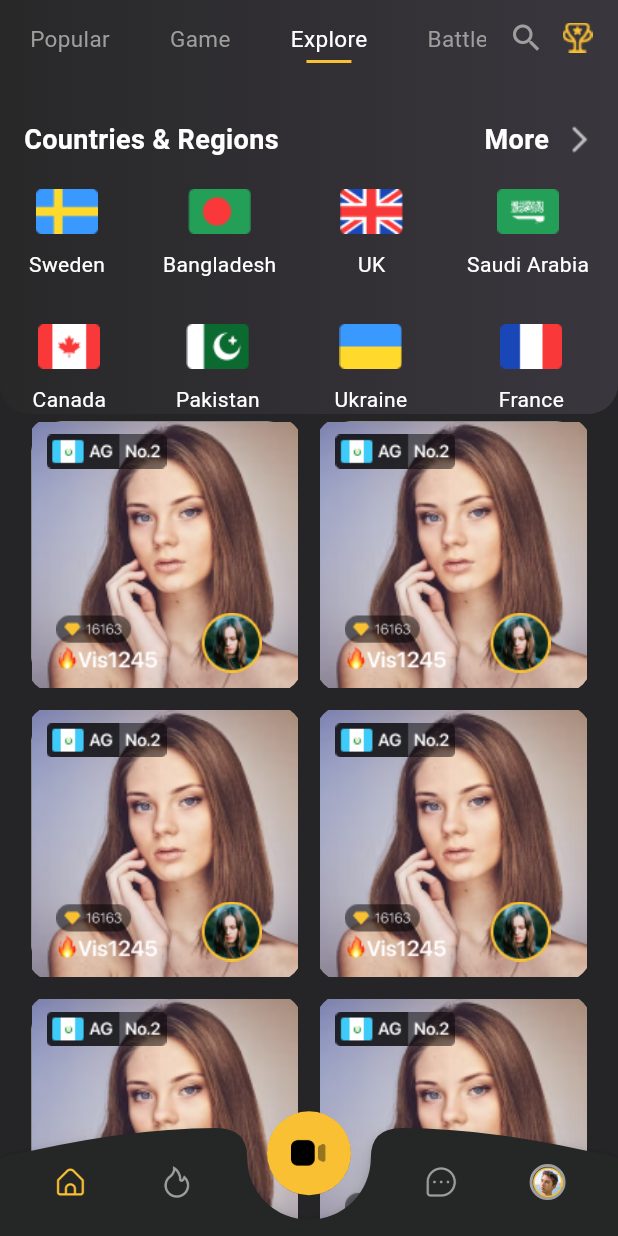
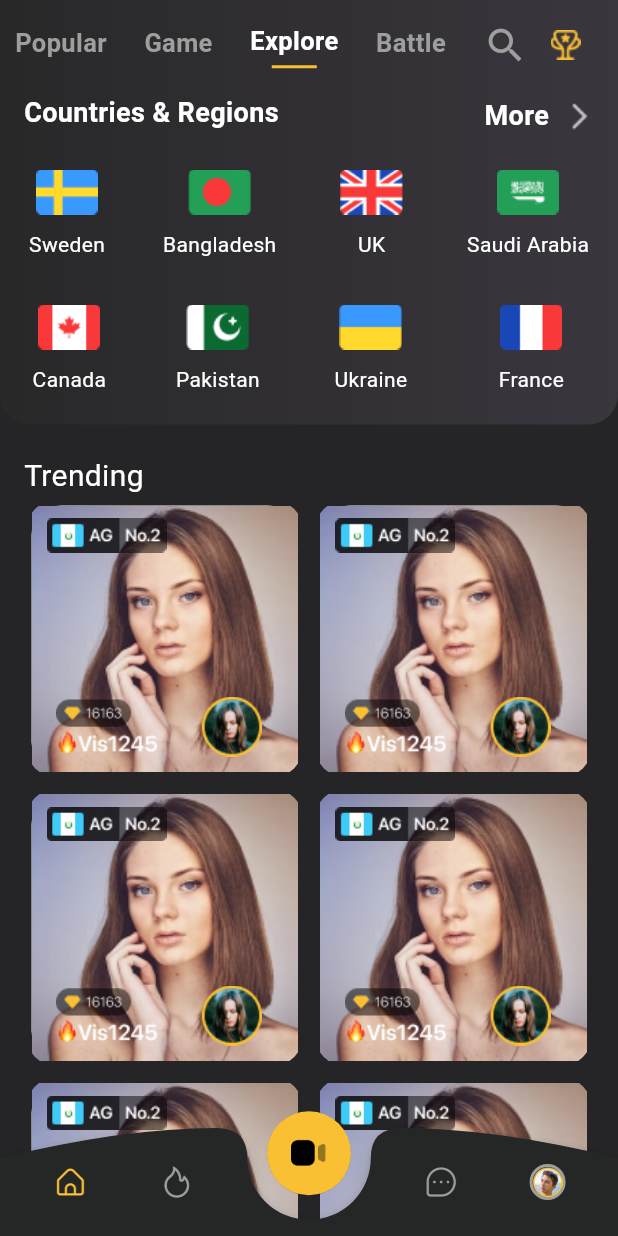
Before and after one commit to zaidahmedkhan/sample_screen, a Flutter app: the screen it shows after launch, after a tap on "Game", after a tap on "Explore", on a phone screen of 412 x 824 dp. Run offline on Flutter 3.47's test engine with Material 3 defaults, Android fonts, the phone set to English and light mode, and no system bars; our stand-ins replace get.

Commit message:
chore: bugs fixes

```diff
--- a/sample_screen_design/lib/TAB_BAR/explore.dart
+++ b/sample_screen_design/lib/TAB_BAR/explore.dart
@@ -3,7 +3,8 @@ import 'package:flutter/material.dart';
 class Explore extends StatelessWidget {
   @override
   Widget build(BuildContext context) {
-    return Column(
+    return SingleChildScrollView(
+      child: Column(
         crossAxisAlignment: CrossAxisAlignment.start,
         children: [
           Container(
@@ -24,12 +25,15 @@ class Explore extends StatelessWidget {
             ),
             child: Column(
               children: [
-              const SizedBox(height: 20),
+                const SizedBox(height: 2),
                 Row(
                   mainAxisAlignment: MainAxisAlignment.spaceBetween,
                   children: [
                     const Padding(
-                    padding: EdgeInsets.only(left: 16.0),
+                      padding: EdgeInsets.only(
+                        left: 16.0,
+                        bottom: 5,
+                      ),
                       child: Text(
                         'Countries & Regions',
                         style: TextStyle(
@@ -145,14 +149,29 @@ class Explore extends StatelessWidget {
                     ),
                   ],
                 ),
+                const SizedBox(
+                  height: 20,
+                )
               ],
             ),
           ),
-        Expanded(
-          child: Container(
+          const Padding(
+            padding: EdgeInsets.only(left: 16.0, top: 20),
+            child: Row(
+              children: [
+                Text(
+                  "Trending",
+                  style: TextStyle(color: Colors.white, fontSize: 20),
+                )
+              ],
+            ),
+          ),
+          Container(
             padding: const EdgeInsets.symmetric(horizontal: 16.0),
             width: MediaQuery.of(context).size.width,
             child: GridView.builder(
+              shrinkWrap: true, // Add this line
+              physics: const NeverScrollableScrollPhysics(), // Add this line
               gridDelegate: const SliverGridDelegateWithFixedCrossAxisCount(
                 crossAxisCount: 2,
                 crossAxisSpacing: 5,
@@ -202,8 +221,11 @@ class Explore extends StatelessWidget {
               },
             ),
           ),
+          const SizedBox(
+            height: 100,
           )
         ],
+      ),
     );
   }
 }
--- a/sample_screen_design/lib/WIDGETS/toggle_button_list.dart
+++ b/sample_screen_design/lib/WIDGETS/toggle_button_list.dart
@@ -28,7 +28,7 @@ class _ToggleButtonListState extends State<ToggleButtonList> {
   @override
   Widget build(BuildContext context) {
     return SizedBox(
-      height: 50,
+      height: 60,
       child: Row(
         children: [
           Expanded(
@@ -46,19 +46,24 @@ class _ToggleButtonListState extends State<ToggleButtonList> {
                     widget.callback!(index);
                   },
                   child: Container(
-                    margin: EdgeInsets.only(
-                      left: index == 0 ? 0 : 0,
-                      right: 0,
+                    margin: const EdgeInsets.only(
+                      left: 0,
+                      right: 5,
                       top: 15,
-                      bottom: 8,
+                      bottom: 4,
                     ),
-                    padding: const EdgeInsets.symmetric(horizontal: 20),
+                    padding: const EdgeInsets.symmetric(
+                      horizontal: 10,
+                    ),
                     child: Column(
+                      mainAxisAlignment: MainAxisAlignment.center,
+                      crossAxisAlignment: CrossAxisAlignment.center,
                       children: [
                         Text(
                           widget.categories![index],
                           style: TextStyle(
-                            fontSize: 15,
+                            fontSize: 17,
+                            fontWeight: FontWeight.bold,
                             color: _selectedIndex == index
                                 ? Colors.white
                                 : Colors.grey,
@@ -68,7 +73,7 @@ class _ToggleButtonListState extends State<ToggleButtonList> {
                         _selectedIndex == index
                             ? Container(
                                 height: 2,
-                                width: 30, // Adjust the width as needed
+                                width: 30,
                                 color: const Color(0xffF9C034),
                               )
                             : const SizedBox(),
@@ -80,12 +85,20 @@ class _ToggleButtonListState extends State<ToggleButtonList> {
             ),
           ),
           const SizedBox(width: 15),
-          const Icon(
-            Icons.search,
-            color: Colors.grey,
+          const Padding(
+            padding: EdgeInsets.only(top: 10),
+            child: Icon(
+              Icons.search,
+              color: Colors.grey,
+              size: 30,
+            ),
           ),
-          const SizedBox(width: 10),
-          Image.asset('assets/icons/trophy.png', width: 24, height: 24),
+          const SizedBox(width: 5),
+          Padding(
+            padding: const EdgeInsets.only(top: 10),
+            child:
+                Image.asset('assets/icons/trophy.png', width: 40, height: 40),
+          ),
           const SizedBox(width: 15),
         ],
       ),
```
Lines whose indentation alone changed are shown as unchanged.
